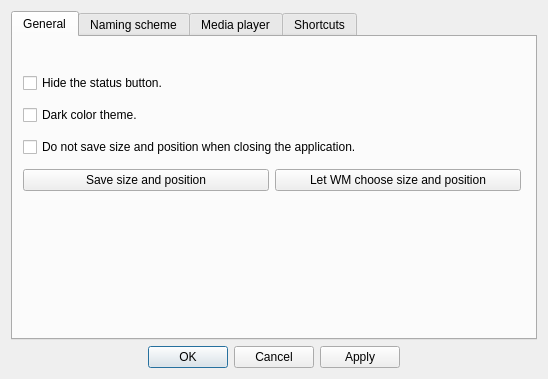
Before: the Qt Designer form settingswindow.ui in doublejim/QYoutubeDownloader, drawn with Qt 5.
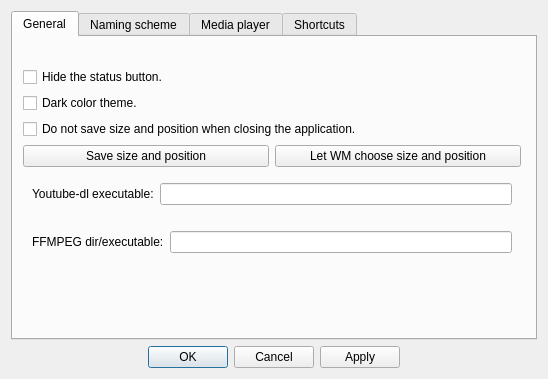
After: the same form once the commit is applied.

Commit message: Add setting to youtube-dl & ffmpeg path, also update the menubar and add about dialog

```diff
--- a/settingswindow.ui
+++ b/settingswindow.ui
@@ -29,7 +29,7 @@
          <x>10</x>
          <y>30</y>
          <width>498</width>
-         <height>130</height>
+         <height>196</height>
         </rect>
        </property>
        <layout class="QVBoxLayout" name="verticalLayout_2">
@@ -72,6 +72,52 @@
           </item>
          </layout>
         </item>
+        <item>
+         <widget class="QWidget" name="horizontalWidget_4" native="true">
+          <layout class="QHBoxLayout" name="horizontalLayout_4">
+           <item>
+            <widget class="QLabel" name="label_4">
+             <property name="text">
+              <string>Youtube-dl executable:</string>
+             </property>
+            </widget>
+           </item>
+           <item>
+            <widget class="QLineEdit" name="editYoutubedlExecutable">
+             <property name="toolTip">
+              <string>Empty = {App dir}/youtube-dl</string>
+             </property>
+             <property name="text">
+              <string/>
+             </property>
+            </widget>
+           </item>
+          </layout>
+         </widget>
+        </item>
+        <item>
+         <widget class="QWidget" name="horizontalWidget_5" native="true">
+          <layout class="QHBoxLayout" name="horizontalLayout_6">
+           <item>
+            <widget class="QLabel" name="label_5">
+             <property name="text">
+              <string>FFMPEG dir/executable:</string>
+             </property>
+            </widget>
+           </item>
+           <item>
+            <widget class="QLineEdit" name="editFFMPEGPath">
+             <property name="toolTip">
+              <string>Empty = {App dir}/ffmpeg</string>
+             </property>
+             <property name="text">
+              <string/>
+             </property>
+            </widget>
+           </item>
+          </layout>
+         </widget>
+        </item>
        </layout>
       </widget>
      </widget>
```
Left out of the diff: 2 changed lines with no effect on the pictures. The commit also changes 11 other files.
